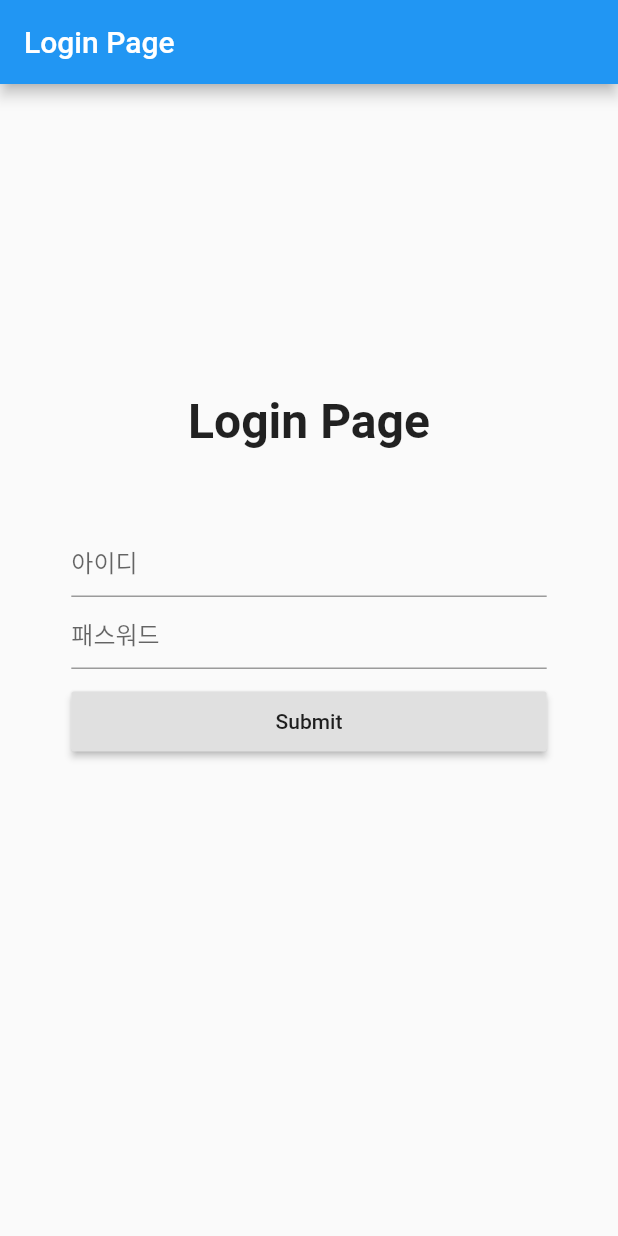
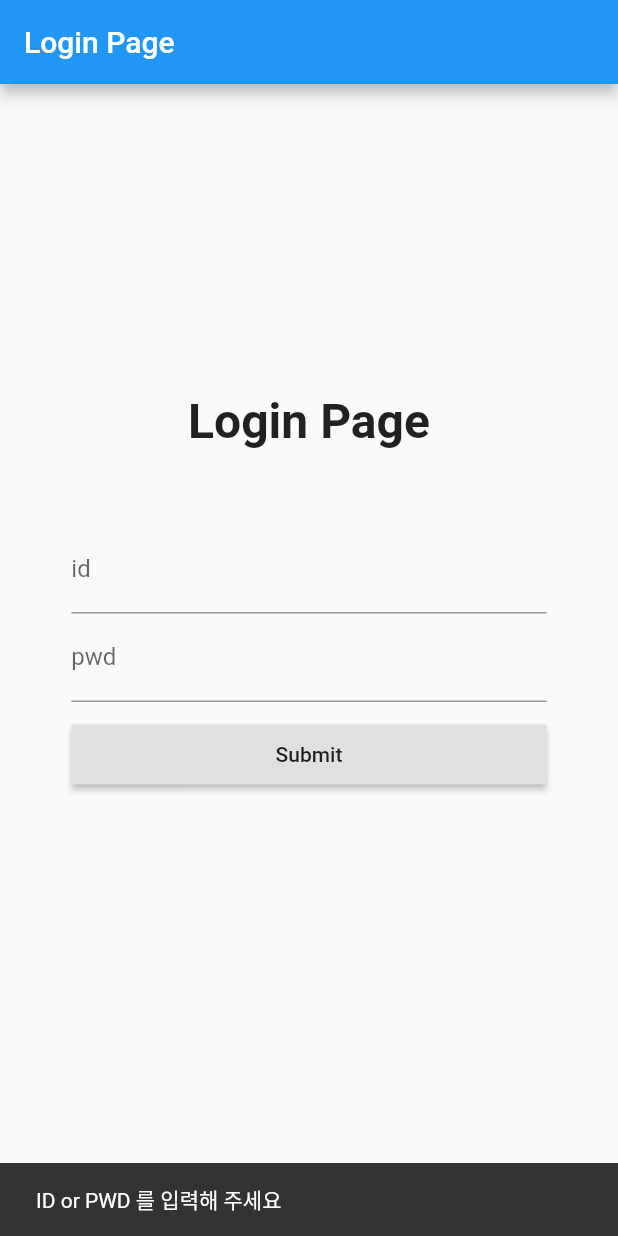
Before and after one commit to keke0123/flutter_todo_list, a Flutter app: the screen it shows after launch, after a tap on "Submit", on a phone screen of 412 x 824 dp. Run offline on Flutter 3.47's test engine with Material 2 defaults, Android fonts, the phone set to English and light mode, and no system bars; accounts and stored records are empty.

```diff
--- a/lib/layouts/loginPage.dart
+++ b/lib/layouts/loginPage.dart
@@ -1,16 +1,20 @@
 import 'dart:ui';
 
 import 'package:flutter/material.dart';
+import 'package:flutter_todo_list/providers/userProvider.dart';
+import 'package:provider/provider.dart';
 
 class LoginPage extends StatelessWidget {
   final formController = {
     'id': TextEditingController(),
     'pwd': TextEditingController()
   };
+  // final formKey = {'id': GlobalKey<FormState>(), 'pwd': GlobalKey<FormState>()};
   @override
   Widget build(BuildContext context) {
     double width = MediaQuery.of(context).size.width;
     double height = MediaQuery.of(context).size.height;
+    UserProvider _data = Provider.of<UserProvider>(context);
     return Scaffold(
       appBar: AppBar(title: Text('Login Page')),
       body: Column(
@@ -32,34 +36,64 @@ class LoginPage extends StatelessWidget {
           ),
           Container(
             width: width / 1.3,
-            child: TextField(
+            child: TextFormField(
               controller: formController['id'],
               decoration: InputDecoration(
+                labelText: 'id',
                 // border: InputBorder.none,
                 // focusedBorder: InputBorder.none,
-                  hintText: '아이디'),
+                // hintText: '아이디'
+              ),
             ),
           ),
           Container(
             width: width / 1.3,
-            child: TextField(
+            child: TextFormField(
+              // key: formKey['pwd'],
               obscureText: true,
               controller: formController['pwd'],
               decoration: InputDecoration(
+                labelText: 'pwd',
                 // border: InputBorder.none,
                 // focusedBorder: InputBorder.none,
-                  hintText: '패스워드'),
+                // hintText: '패스워드'
+              ),
+              validator: (value) {
+                print('validation');
+                return 'pwd good';
+              },
             ),
           ),
           Container(
               margin: EdgeInsets.only(top: 15),
               width: width / 1.3,
               height: 40,
-            child: RaisedButton(
+              child: new Builder(
+                builder: (context) {
+                  return RaisedButton(
                     child: Text('Submit'),
-              onPressed: () => {print(formController)},
-            ),
-          )
+                    onPressed: () {
+                      print('submit');
+                      print(context);
+                      print(formController['id'].text);
+                      print(formController['pwd'].text);
+                      print(formController['pwd']);
+                      if (formController['id'].text.isEmpty ||
+                          formController['pwd'].text.isEmpty) {
+                        Scaffold.of(context).showSnackBar(SnackBar(
+                          content: Text('ID or PWD 를 입력해 주세요'),
+                        ));
+                        return null;
+                      }
+                      _data.user = {
+                        'id': formController['id'].text,
+                        'pwd': formController['pwd'].text
+                      };
+                      Navigator.of(context).pushReplacementNamed('/main');
+                    },
+                  );
+                },
+              ))
           // FloatingActionButton(
           //   onPressed: () {
           //     return showDialog(
```
Lines whose indentation alone changed are shown as unchanged.
